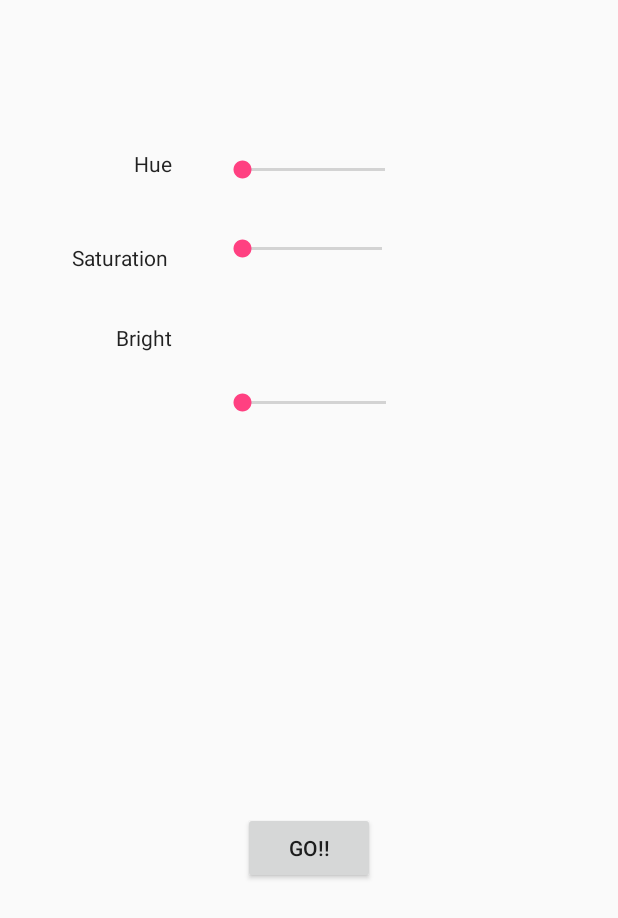
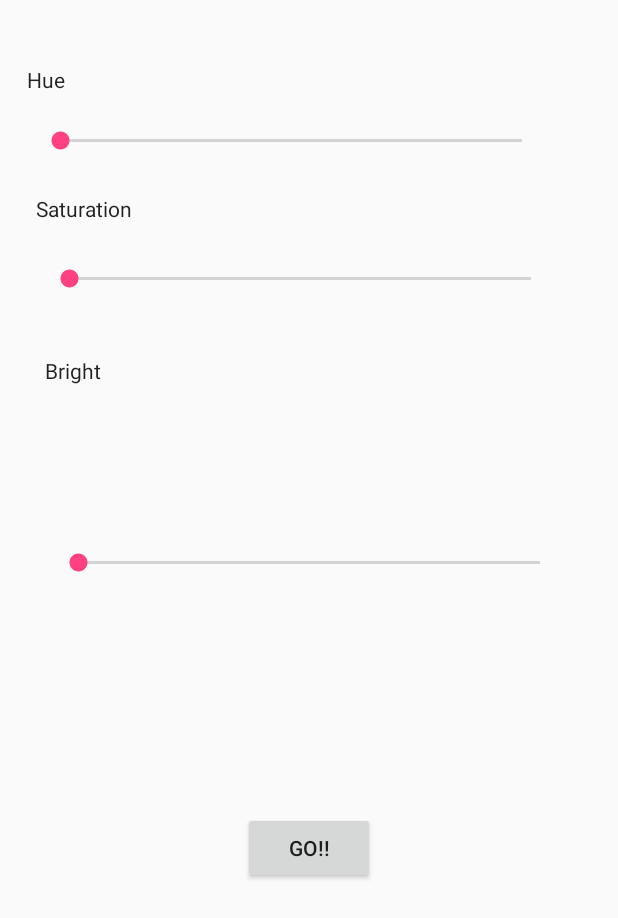
Before and after one commit to rafasalas/Rugs, an Android app: the screen it shows after launch (MainActivity), on a phone screen of 412 x 824 dp. Shown: the top 918 px of the screen. Run offline under Robolectric (Android 15) with nearby library versions, the phone set to English and light mode, and no system bars.

Commit message:
more control

```diff
--- a/app/src/main/java/com/rafasalas/rugs/MainActivity.java
+++ b/app/src/main/java/com/rafasalas/rugs/MainActivity.java
@@ -1,6 +1,7 @@
 package com.rafasalas.rugs;
 
 import android.app.Activity;
+import android.app.WallpaperInfo;
 import android.app.WallpaperManager;
 import android.content.ComponentName;
 import android.content.Intent;
@@ -17,6 +18,8 @@ public class MainActivity extends Activity {
     private Button vamos;
     private SeekBar hue, saturation, bright=null;
     private int valH=0, valS=0,valB=0;
+
+    private boolean is_Running=false;
     @Override
     protected void onCreate(Bundle savedInstanceState) {
         super.onCreate(savedInstanceState);
@@ -31,7 +34,16 @@ public class MainActivity extends Activity {
         saturation=(SeekBar) findViewById(R.id.saturation);
         bright=(SeekBar) findViewById(R.id.bright);
         addlistenerOnButton();
+        WallpaperManager wpm = WallpaperManager.getInstance(this);
+        WallpaperInfo info = wpm.getWallpaperInfo();
 
+        if (info != null && info.getPackageName().equals(this.getPackageName())) {
+            Log.d("chocho ", "We're already running");
+            is_Running=true;
+        } else {
+            Log.d("chocho ", "We're not running");
+            is_Running=false;
+        }
         hue.setOnSeekBarChangeListener(new SeekBar.OnSeekBarChangeListener() {
             public void onProgressChanged(SeekBar seekBar, int progress, boolean fromUser){
                 valH=(progress*360)/100;
@@ -102,9 +114,12 @@ public class MainActivity extends Activity {
                 final global dataglobal = (global) getApplicationContext();
                 dataglobal.set_palette(true);
                 dataglobal.set_color(colornuevo);
-                WallpaperManager wallcachas=WallpaperManager.getInstance(getApplicationContext());
-                try{
 
+                if (is_Running){
+                    dataglobal.set_modified(true);
+                } else {
+                    WallpaperManager wallcachas = WallpaperManager.getInstance(getApplicationContext());
+                    try {
 
 
                         Intent intent = new Intent(wallcachas.ACTION_CHANGE_LIVE_WALLPAPER);
@@ -114,15 +129,14 @@ public class MainActivity extends Activity {
                         //stopService(intent);
                         startActivity(intent);
                         finish();
-                }
-                catch(Exception e){
+                    } catch (Exception e) {
 
                         Intent intent = new Intent();
                         intent.setAction(wallcachas.ACTION_LIVE_WALLPAPER_CHOOSER);
                         startActivity(intent);
                         finish();
                     }
-
+                }
 
 
             }
--- a/app/src/main/java/com/rafasalas/rugs/global.java
+++ b/app/src/main/java/com/rafasalas/rugs/global.java
@@ -17,6 +17,7 @@ public class global extends Application {
     private boolean palette=false;
     private float[] hsv = new float[3];
     private float intensity;
+    private boolean is_modified=false;
 
 
     /*finger
@@ -42,8 +43,8 @@ public class global extends Application {
     public void set_color(float[] hsv){this.hsv=hsv;}
     public float[] get_color(){return hsv;}
 
-
-
+    public void set_modified(boolean is_modified){this.is_modified=is_modified;}
+    public boolean get_modified(){return is_modified;}
    /* public String gettipo() {
 
         return tipo;
--- a/app/src/main/java/com/rafasalas/rugs/lienzo.java
+++ b/app/src/main/java/com/rafasalas/rugs/lienzo.java
@@ -7,6 +7,7 @@ import android.graphics.LinearGradient;
 import android.graphics.Paint;
 import android.graphics.RadialGradient;
 import android.graphics.Shader;
+import android.util.Log;
 
 import com.rafasalas.rafalib.atractors.Atractor;
 import com.rafasalas.rafalib.composites.bezierBundle;
@@ -52,11 +53,7 @@ public class lienzo {
         sistem3=new bezierBundle(width,height,6);
         sistem4=new bezierBundle(width,height,6);
         if (dataglobal.get_palette()){
-            sistem.colorize_palette(dataglobal.get_color());
-            sistem2.colorize_palette(dataglobal.get_color());
-            sistem3.colorize_palette(dataglobal.get_color());
-            sistem4.colorize_palette(dataglobal.get_color());
-            background_color=dataglobal.get_color();
+            recolorize();
         }else {background_color[0]=175;
                 background_color[1]=90;
                 background_color[2]=30;}
@@ -89,7 +86,11 @@ public class lienzo {
         //fondopaint.setShader(new RadialGradient(width / 2, height / 2, width - (width / 4), 0xff555555, 0xff000000, Shader.TileMode.MIRROR));
 
         //fondopaint.setShader(new RadialGradient(width / 2, height / 2, width - (width / 3), 0xff3385c4, 0xff1c496b, Shader.TileMode.MIRROR));
-
+        if (dataglobal.get_modified()){
+            Log.d("cojones  ",dataglobal.get_modified()+"");
+            recolorize();
+            dataglobal.set_modified(false);
+        }
         fondopaint.setShader(new RadialGradient(width / 2, height / 2, width - (width / 3), Color.HSVToColor(background_color),  Color.BLACK, Shader.TileMode.MIRROR));
 
 
@@ -139,7 +140,14 @@ public class lienzo {
 
 
     }
+    private void recolorize(){
+        sistem.colorize_palette(dataglobal.get_color());
+        sistem2.colorize_palette(dataglobal.get_color());
+        sistem3.colorize_palette(dataglobal.get_color());
+        sistem4.colorize_palette(dataglobal.get_color());
+        background_color=dataglobal.get_color();
 
+    }
 
 
 }
--- a/app/src/main/res/layout/activity_main.xml
+++ b/app/src/main/res/layout/activity_main.xml
@@ -25,78 +25,69 @@
 
     <SeekBar
         android:id="@+id/hue"
-        android:layout_width="127dp"
-        android:layout_height="28dp"
-        android:layout_marginRight="8dp"
-        app:layout_constraintRight_toRightOf="parent"
-        app:layout_constraintTop_toTopOf="parent"
-        android:layout_marginTop="99dp"
-        app:layout_constraintLeft_toRightOf="@+id/textView"
-        android:layout_marginLeft="8dp"
-        app:layout_constraintHorizontal_bias="0.149"
-        android:layout_marginStart="8dp"
-        android:layout_marginEnd="8dp" />
+        android:layout_width="340dp"
+        android:layout_height="32dp"
+        app:layout_constraintLeft_toLeftOf="@+id/textView2"
+        android:layout_marginTop="15dp"
+        app:layout_constraintTop_toBottomOf="@+id/textView"
+        android:layout_marginLeft="0dp" />
 
     <SeekBar
         android:id="@+id/saturation"
-        android:layout_width="125dp"
-        android:layout_height="22dp"
-        app:layout_constraintLeft_toLeftOf="@+id/hue"
-        android:layout_marginTop="27dp"
-        app:layout_constraintTop_toBottomOf="@+id/hue"
-        app:layout_constraintHorizontal_bias="0.547" />
+        android:layout_width="340dp"
+        android:layout_height="24dp"
+        android:layout_marginTop="25dp"
+        app:layout_constraintTop_toBottomOf="@+id/textView2"
+        app:layout_constraintLeft_toLeftOf="@+id/textView3"
+        android:layout_marginLeft="0dp" />
 
     <SeekBar
         android:id="@+id/bright"
-        android:layout_width="128dp"
-        android:layout_height="21dp"
-        android:layout_marginBottom="8dp"
-        android:layout_marginLeft="0dp"
+        android:layout_width="340dp"
+        android:layout_height="25dp"
+        android:layout_marginBottom="56dp"
+        android:layout_marginLeft="8dp"
+        app:layout_constraintBottom_toTopOf="@+id/goBoton"
+        app:layout_constraintLeft_toLeftOf="parent"
+        android:layout_marginRight="8dp"
+        app:layout_constraintRight_toRightOf="parent"
         android:layout_marginTop="8dp"
-        app:layout_constraintBottom_toTopOf="@+id/goBoton"
-        app:layout_constraintLeft_toLeftOf="@+id/saturation"
-        app:layout_constraintTop_toBottomOf="@+id/saturation"
-        app:layout_constraintVertical_bias="0.225" />
+        app:layout_constraintTop_toBottomOf="@+id/textView3"
+        android:layout_marginStart="8dp"
+        android:layout_marginEnd="8dp" />
 
     <TextView
         android:id="@+id/textView"
         android:layout_width="wrap_content"
         android:layout_height="wrap_content"
-        android:layout_marginLeft="89dp"
         android:text="Hue"
         android:textAlignment="center"
         android:textAppearance="@style/TextAppearance.AppCompat"
-        app:layout_constraintLeft_toLeftOf="parent"
-        android:layout_marginStart="89dp"
-        app:layout_constraintTop_toTopOf="@+id/hue"
-        android:layout_marginTop="0dp" />
+        app:layout_constraintLeft_toLeftOf="@+id/hue"
+        app:layout_constraintTop_toTopOf="parent"
+        android:layout_marginTop="43dp"
+        android:layout_marginLeft="-6dp" />
 
     <TextView
         android:id="@+id/textView2"
         android:layout_width="wrap_content"
         android:layout_height="wrap_content"
-        android:layout_marginLeft="8dp"
-        android:layout_marginRight="8dp"
-        android:layout_marginTop="43dp"
         android:text="Saturation"
         android:textAppearance="@style/TextAppearance.AppCompat"
-        app:layout_constraintHorizontal_bias="0.611"
-        app:layout_constraintLeft_toLeftOf="parent"
-        app:layout_constraintRight_toLeftOf="@+id/saturation"
-        app:layout_constraintTop_toBottomOf="@+id/textView"
-        android:layout_marginStart="8dp"
-        android:layout_marginEnd="8dp" />
+        app:layout_constraintLeft_toLeftOf="@+id/saturation"
+        android:layout_marginTop="19dp"
+        app:layout_constraintTop_toBottomOf="@+id/hue"
+        android:layout_marginLeft="-6dp" />
 
     <TextView
         android:id="@+id/textView3"
         android:layout_width="wrap_content"
         android:layout_height="wrap_content"
-        android:layout_marginLeft="77dp"
-        android:layout_marginTop="34dp"
         android:text="Bright"
         android:textAppearance="@style/TextAppearance.AppCompat"
-        app:layout_constraintLeft_toLeftOf="parent"
-        app:layout_constraintTop_toBottomOf="@+id/textView2"
-        android:layout_marginStart="77dp" />
+        app:layout_constraintLeft_toLeftOf="@+id/bright"
+        android:layout_marginTop="39dp"
+        app:layout_constraintTop_toBottomOf="@+id/saturation"
+        android:layout_marginLeft="-6dp" />
 
 </android.support.constraint.ConstraintLayout>
```
Lines whose indentation alone changed are shown as unchanged.
